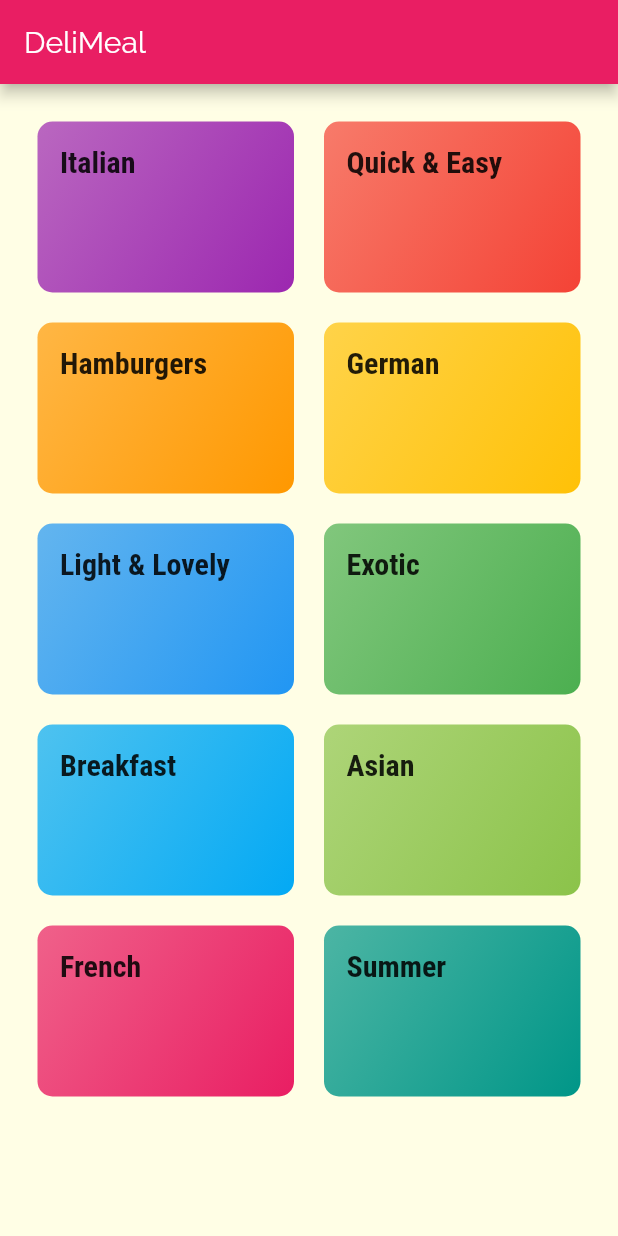
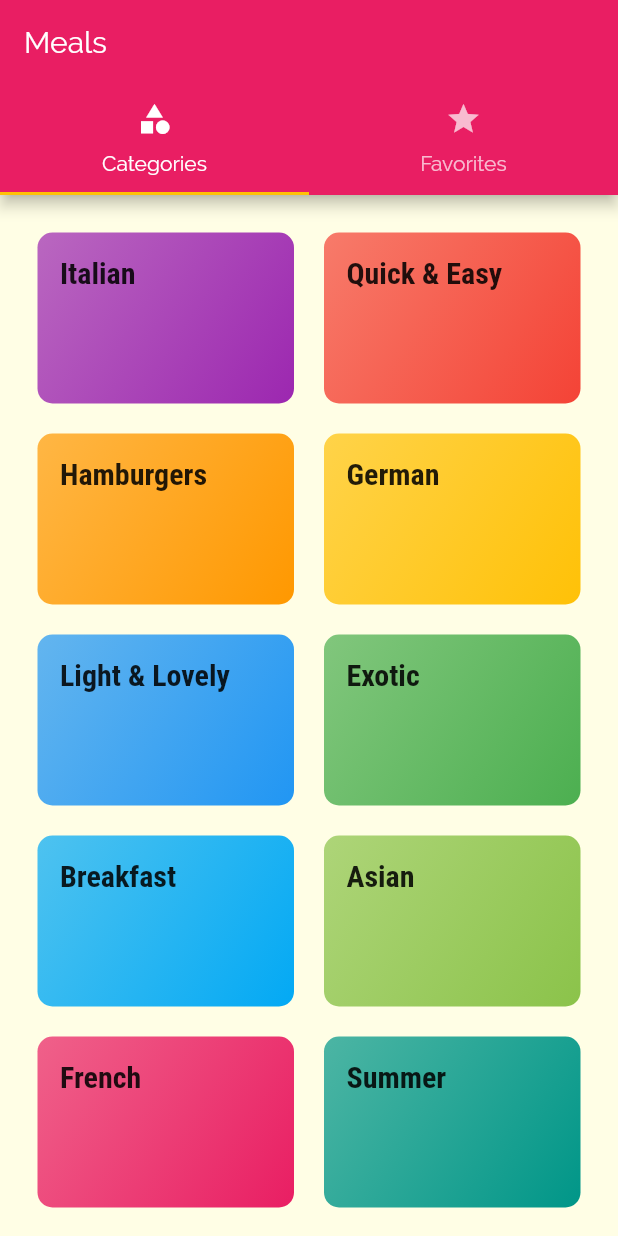
Before and after one commit to SeolJaeHyeok/Flutter_Meals_App, a Flutter app: the screen it shows after launch, on a phone screen of 412 x 824 dp. Run offline on Flutter 3.47's test engine with Material 2 defaults, Android fonts, the phone set to English and light mode, and no system bars.

Commit message:
AppBar에 TabBar 추가

```diff
--- a/lib/main.dart
+++ b/lib/main.dart
@@ -2,6 +2,7 @@ import 'package:flutter/material.dart';
 import 'package:flutter_meals_app/screens/categories_screen.dart';
 import 'package:flutter_meals_app/screens/category_meals_screen.dart';
 import 'package:flutter_meals_app/screens/meal_detail_screen.dart';
+import 'package:flutter_meals_app/screens/tab_screen.dart';
 
 void main() {
   runApp(MyApp());
@@ -30,11 +31,25 @@ class MyApp extends StatelessWidget {
                 fontSize: 20,
                 fontWeight: FontWeight.bold
               ))),
-      home: CategoriesScreen(),
+      // home: CategoriesScreen(),
+      initialRoute: '/',
       routes: {
+        '/' : (ctx) => TabsScreen(),
         '/categories-meal' : (ctx) => CategoryMealScreen(),
         '/meal-detail' : (ctx) => MealDetailScreen(),
-      }
+      },
+      onGenerateRoute: (settings) {
+        print(settings.arguments);
+        // if (settings.name == '/meal-detail') {
+        //   return ...;
+        // } else if (settings.name == '/something-else') {
+        //   return ...;
+        // }
+        // return MaterialPageRoute(builder: (ctx) => CategoriesScreen(),);
+      },
+      onUnknownRoute: (settings) {
+        return MaterialPageRoute(builder: (ctx) => CategoriesScreen(),);
+      },
     );
   }
 }
--- a/lib/screens/categories_screen.dart
+++ b/lib/screens/categories_screen.dart
@@ -5,11 +5,7 @@ import 'package:flutter_meals_app/widgets/category_Item.dart';
 class CategoriesScreen extends StatelessWidget {
   @override
   Widget build(BuildContext context) {
-    return Scaffold(
-      appBar: AppBar(
-        title: const Text("DeliMeal"),
-      ),
-      body: GridView(
+    return GridView(
         padding: const EdgeInsets.all(25),
         children: DUMMY_CATEGORIES
             .map((catData) => CategoryItem(catData.id, catData.title, catData.color))
@@ -19,7 +15,6 @@ class CategoriesScreen extends StatelessWidget {
             childAspectRatio: 3 / 2,
             mainAxisSpacing: 20,
             crossAxisSpacing: 20),
-      ),
-    );
+      );
   }
 }
--- /dev/null
+++ b/lib/screens/favorites_screen.dart
@@ -0,0 +1,10 @@
+import 'package:flutter/material.dart';
+
+class FavoritesScreen extends StatelessWidget {
+  @override
+  Widget build(BuildContext context) {
+    return Center(
+      child: Text('Favorites Screen'),
+    );
+  }
+}
--- /dev/null
+++ b/lib/screens/tab_screen.dart
@@ -0,0 +1,38 @@
+import 'package:flutter/material.dart';
+import 'package:flutter_meals_app/screens/categories_screen.dart';
+import 'package:flutter_meals_app/screens/favorites_screen.dart';
+
+class TabsScreen extends StatefulWidget {
+  @override
+  _TabsScreenState createState() => _TabsScreenState();
+}
+
+class _TabsScreenState extends State<TabsScreen> {
+  @override
+  Widget build(BuildContext context) {
+    return DefaultTabController(
+        initialIndex: 0,
+        length: 2,
+        child: Scaffold(
+          appBar: AppBar(
+            title: Text("Meals"),
+            bottom: TabBar(
+              tabs: [
+                Tab(
+                  icon: Icon(Icons.category),
+                  text: 'Categories',
+                ),
+                Tab(
+                  icon: Icon(Icons.star),
+                  text: 'Favorites',
+                ),
+              ],
+            ),
+          ),
+          body: TabBarView(children: [
+            CategoriesScreen(),
+            FavoritesScreen(),
+          ]),
+        ));
+  }
+}
```
